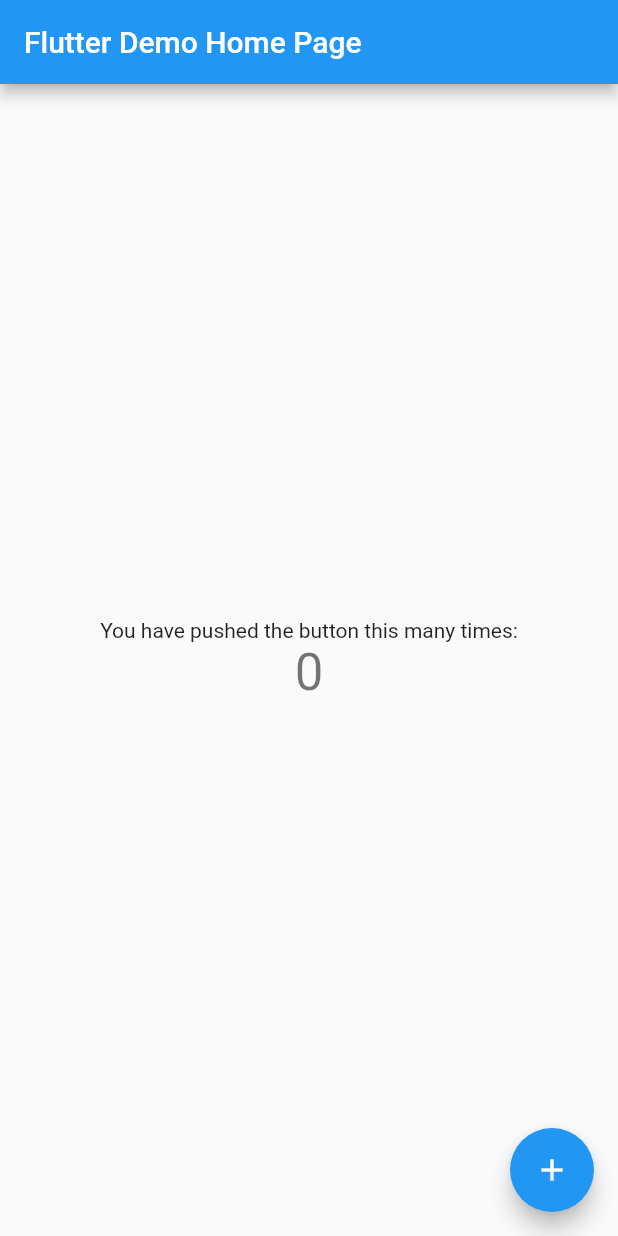
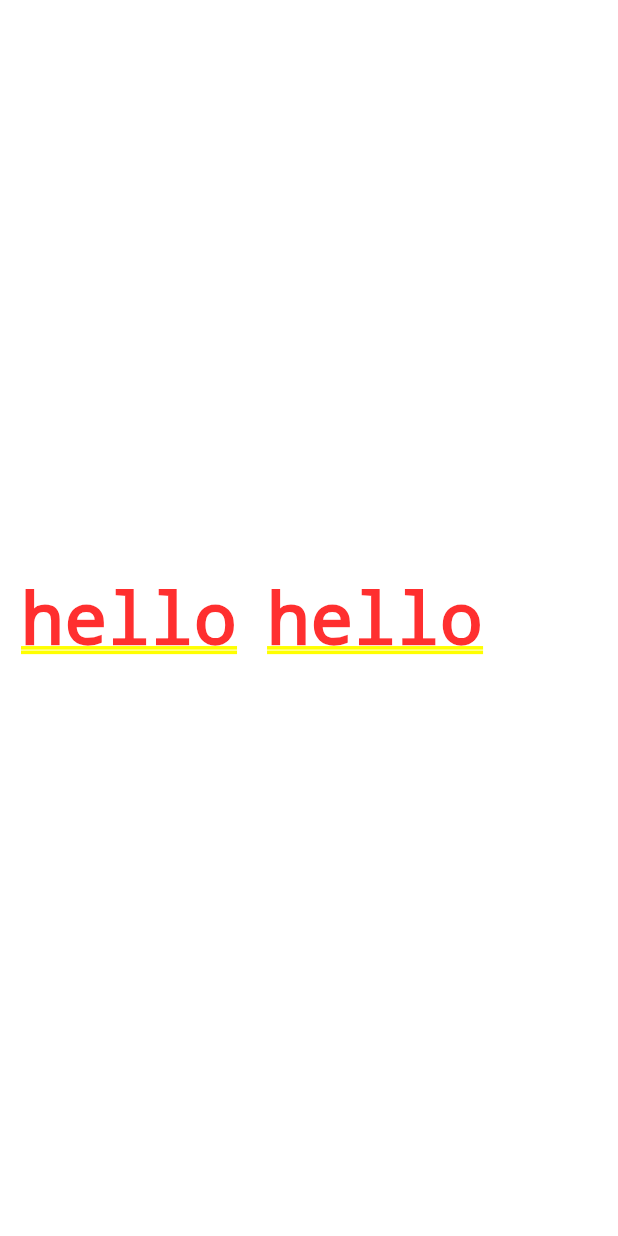
Before and after one commit to geepum/tiktok_clone, a Flutter app: the screen it shows after launch, on a phone screen of 412 x 824 dp. Run offline on Flutter 3.47's test engine with Material 2 defaults, Android fonts, the phone set to English and light mode, and no system bars.

Commit message:
3.1 constants

```diff
--- /dev/null
+++ b/lib/constants/gaps.dart
@@ -0,0 +1,67 @@
+import 'package:flutter/material.dart';
+import 'package:tiktok_clone/constants/sizes.dart';
+
+class Gaps {
+  // Vertical Gaps
+  static const v1 = SizedBox(height: Sizes.size1);
+  static const v2 = SizedBox(height: Sizes.size2);
+  static const v3 = SizedBox(height: Sizes.size3);
+  static const v4 = SizedBox(height: Sizes.size4);
+  static const v5 = SizedBox(height: Sizes.size5);
+  static const v6 = SizedBox(height: Sizes.size6);
+  static const v7 = SizedBox(height: Sizes.size7);
+  static const v8 = SizedBox(height: Sizes.size8);
+  static const v9 = SizedBox(height: Sizes.size9);
+  static const v10 = SizedBox(height: Sizes.size10);
+  static const v11 = SizedBox(height: Sizes.size11);
+  static const v12 = SizedBox(height: Sizes.size12);
+  static const v14 = SizedBox(height: Sizes.size14);
+  static const v16 = SizedBox(height: Sizes.size16);
+  static const v20 = SizedBox(height: Sizes.size20);
+  static const v24 = SizedBox(height: Sizes.size24);
+  static const v28 = SizedBox(height: Sizes.size28);
+  static const v32 = SizedBox(height: Sizes.size32);
+  static const v36 = SizedBox(height: Sizes.size36);
+  static const v40 = SizedBox(height: Sizes.size40);
+  static const v44 = SizedBox(height: Sizes.size44);
+  static const v48 = SizedBox(height: Sizes.size48);
+  static const v52 = SizedBox(height: Sizes.size52);
+  static const v56 = SizedBox(height: Sizes.size56);
+  static const v60 = SizedBox(height: Sizes.size60);
+  static const v64 = SizedBox(height: Sizes.size64);
+  static const v72 = SizedBox(height: Sizes.size72);
+  static const v80 = SizedBox(height: Sizes.size80);
+  static const v96 = SizedBox(height: Sizes.size96);
+
+  // Horizontal Gaps
+
+  static const h1 = SizedBox(width: Sizes.size1);
+  static const h2 = SizedBox(width: Sizes.size2);
+  static const h3 = SizedBox(width: Sizes.size3);
+  static const h4 = SizedBox(width: Sizes.size4);
+  static const h5 = SizedBox(width: Sizes.size5);
+  static const h6 = SizedBox(width: Sizes.size6);
+  static const h7 = SizedBox(width: Sizes.size7);
+  static const h8 = SizedBox(width: Sizes.size8);
+  static const h9 = SizedBox(width: Sizes.size9);
+  static const h10 = SizedBox(width: Sizes.size10);
+  static const h11 = SizedBox(width: Sizes.size11);
+  static const h12 = SizedBox(width: Sizes.size12);
+  static const h14 = SizedBox(width: Sizes.size14);
+  static const h16 = SizedBox(width: Sizes.size16);
+  static const h20 = SizedBox(width: Sizes.size20);
+  static const h24 = SizedBox(width: Sizes.size24);
+  static const h28 = SizedBox(width: Sizes.size28);
+  static const h32 = SizedBox(width: Sizes.size32);
+  static const h36 = SizedBox(width: Sizes.size36);
+  static const h40 = SizedBox(width: Sizes.size40);
+  static const h44 = SizedBox(width: Sizes.size44);
+  static const h48 = SizedBox(width: Sizes.size48);
+  static const h52 = SizedBox(width: Sizes.size52);
+  static const h56 = SizedBox(width: Sizes.size56);
+  static const h60 = SizedBox(width: Sizes.size60);
+  static const h64 = SizedBox(width: Sizes.size64);
+  static const h72 = SizedBox(width: Sizes.size72);
+  static const h80 = SizedBox(width: Sizes.size80);
+  static const h96 = SizedBox(width: Sizes.size96);
+}
--- /dev/null
+++ b/lib/constants/sizes.dart
@@ -0,0 +1,31 @@
+class Sizes {
+  static const size1 = 1.0;
+  static const size2 = 2.0;
+  static const size3 = 3.0;
+  static const size4 = 4.0;
+  static const size5 = 5.0;
+  static const size6 = 6.0;
+  static const size7 = 7.0;
+  static const size8 = 8.0;
+  static const size9 = 9.0;
+  static const size10 = 10.0;
+  static const size11 = 11.0;
+  static const size12 = 12.0;
+  static const size14 = 14.0;
+  static const size16 = 16.0;
+  static const size20 = 20.0;
+  static const size24 = 24.0;
+  static const size28 = 28.0;
+  static const size32 = 32.0;
+  static const size36 = 36.0;
+  static const size40 = 40.0;
+  static const size44 = 44.0;
+  static const size48 = 48.0;
+  static const size52 = 52.0;
+  static const size56 = 56.0;
+  static const size60 = 60.0;
+  static const size64 = 64.0;
+  static const size72 = 72.0;
+  static const size80 = 80.0;
+  static const size96 = 96.0;
+}
--- a/lib/main.dart
+++ b/lib/main.dart
@@ -1,115 +1,32 @@
 import 'package:flutter/material.dart';
+import 'package:tiktok_clone/constants/sizes.dart';
+import 'package:tiktok_clone/constants/gaps.dart';
 
 void main() {
-  runApp(const MyApp());
+  runApp(const TikTokApp());
 }
 
-class MyApp extends StatelessWidget {
-  const MyApp({super.key});
+class TikTokApp extends StatelessWidget {
+  const TikTokApp({super.key});
 
   // This widget is the root of your application.
   @override
   Widget build(BuildContext context) {
     return MaterialApp(
-      title: 'Flutter Demo',
+      title: 'TikTok Clone',
       theme: ThemeData(
-        // This is the theme of your application.
-        //
-        // Try running your application with "flutter run". You'll see the
-        // application has a blue toolbar. Then, without quitting the app, try
-        // changing the primarySwatch below to Colors.green and then invoke
-        // "hot reload" (press "r" in the console where you ran "flutter run",
-        // or simply save your changes to "hot reload" in a Flutter IDE).
-        // Notice that the counter didn't reset back to zero; the application
-        // is not restarted.
-        primarySwatch: Colors.blue,
+        primaryColor: const Color(0xFFE9435A),
       ),
-      home: const MyHomePage(title: 'Flutter Demo Home Page'),
+      home: Padding(
+        padding: const EdgeInsets.all(Sizes.size14),
+        child: Container(
+          child: Row(children: const [
+            Text('hello'),
+            Gaps.h20,
+            Text('hello'),
+          ]),
+        ),
+      ),
     );
   }
 }
-
-class MyHomePage extends StatefulWidget {
-  const MyHomePage({super.key, required this.title});
-
-  // This widget is the home page of your application. It is stateful, meaning
-  // that it has a State object (defined below) that contains fields that affect
-  // how it looks.
-
-  // This class is the configuration for the state. It holds the values (in this
-  // case the title) provided by the parent (in this case the App widget) and
-  // used by the build method of the State. Fields in a Widget subclass are
-  // always marked "final".
-
-  final String title;
-
-  @override
-  State<MyHomePage> createState() => _MyHomePageState();
-}
-
-class _MyHomePageState extends State<MyHomePage> {
-  int _counter = 0;
-
-  void _incrementCounter() {
-    setState(() {
-      // This call to setState tells the Flutter framework that something has
-      // changed in this State, which causes it to rerun the build method below
-      // so that the display can reflect the updated values. If we changed
-      // _counter without calling setState(), then the build method would not be
-      // called again, and so nothing would appear to happen.
-      _counter++;
-    });
-  }
-
-  @override
-  Widget build(BuildContext context) {
-    // This method is rerun every time setState is called, for instance as done
-    // by the _incrementCounter method above.
-    //
-    // The Flutter framework has been optimized to make rerunning build methods
-    // fast, so that you can just rebuild anything that needs updating rather
-    // than having to individually change instances of widgets.
-    return Scaffold(
-      appBar: AppBar(
-        // Here we take the value from the MyHomePage object that was created by
-        // the App.build method, and use it to set our appbar title.
-        title: Text(widget.title),
-      ),
-      body: Center(
-        // Center is a layout widget. It takes a single child and positions it
-        // in the middle of the parent.
-        child: Column(
-          // Column is also a layout widget. It takes a list of children and
-          // arranges them vertically. By default, it sizes itself to fit its
-          // children horizontally, and tries to be as tall as its parent.
-          //
-          // Invoke "debug painting" (press "p" in the console, choose the
-          // "Toggle Debug Paint" action from the Flutter Inspector in Android
-          // Studio, or the "Toggle Debug Paint" command in Visual Studio Code)
-          // to see the wireframe for each widget.
-          //
-          // Column has various properties to control how it sizes itself and
-          // how it positions its children. Here we use mainAxisAlignment to
-          // center the children vertically; the main axis here is the vertical
-          // axis because Columns are vertical (the cross axis would be
-          // horizontal).
-          mainAxisAlignment: MainAxisAlignment.center,
-          children: <Widget>[
-            const Text(
-              'You have pushed the button this many times:',
-            ),
-            Text(
-              '$_counter',
-              style: Theme.of(context).textTheme.headlineMedium,
-            ),
-          ],
-        ),
-      ),
-      floatingActionButton: FloatingActionButton(
-        onPressed: _incrementCounter,
-        tooltip: 'Increment',
-        child: const Icon(Icons.add),
-      ), // This trailing comma makes auto-formatting nicer for build methods.
-    );
-  }
-}
```
